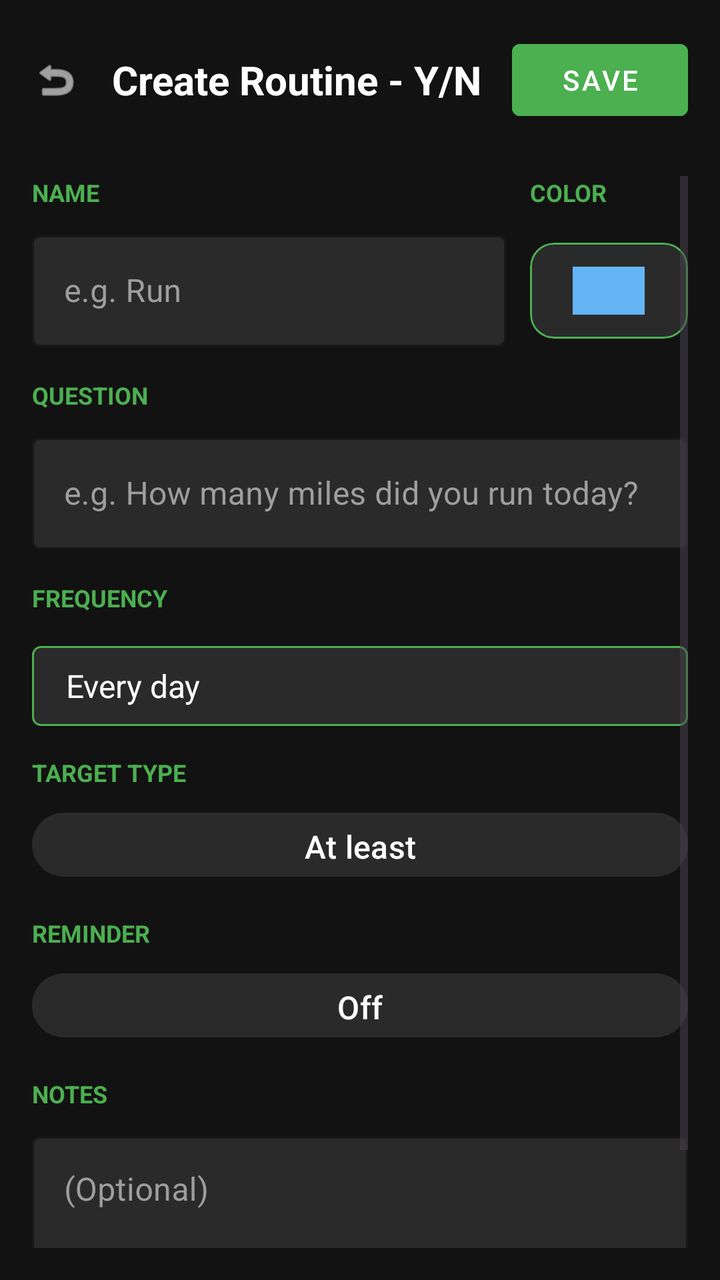
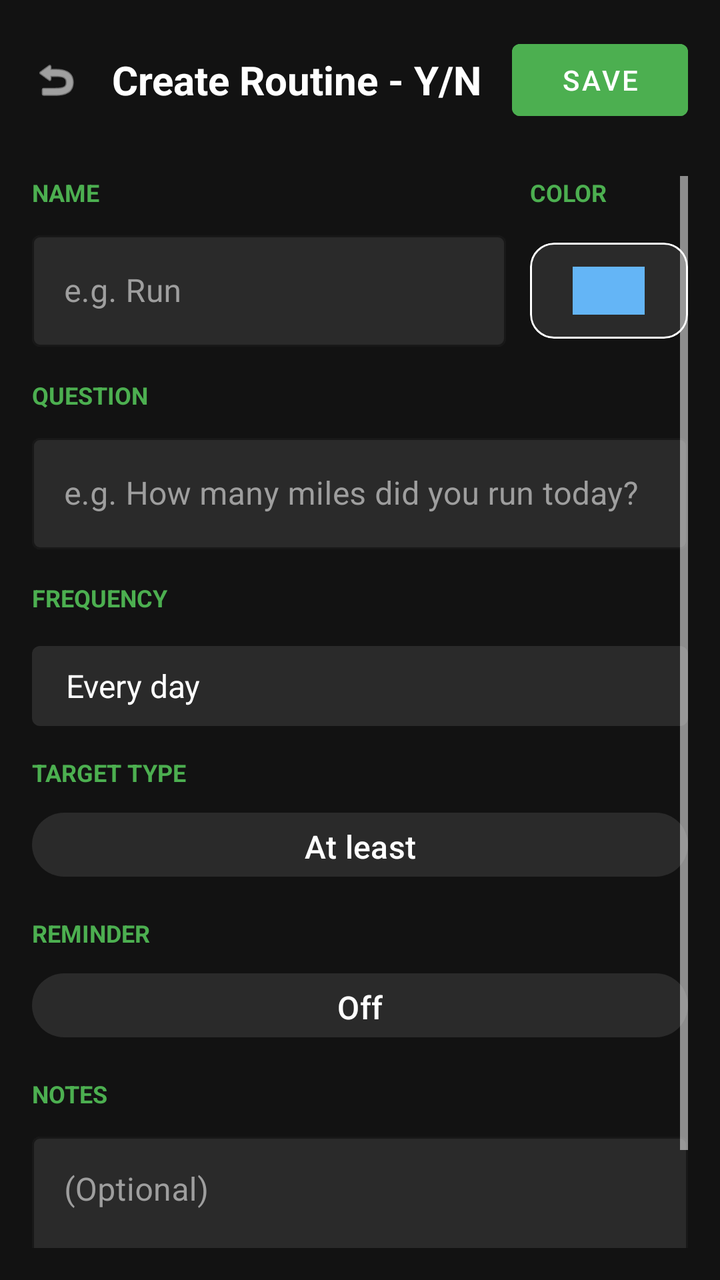

Two renders of the same Android screen: before a commit and after it. Below are the layout's source before the change and the commit's diff.
<!-- AndroidManifest.xml: application theme Theme.PBD3FinalCapstone -->
<!-- res/layout/activity_create_yesno.xml -->
<?xml version="1.0" encoding="utf-8"?>
<LinearLayout xmlns:android="http://schemas.android.com/apk/res/android"
    xmlns:app="http://schemas.android.com/apk/res-auto"
    android:layout_width="match_parent"
    android:layout_height="match_parent"
    android:background="#121212"
    android:orientation="vertical"
    android:padding="16dp">

    <LinearLayout
        android:layout_width="match_parent"
        android:layout_height="wrap_content"
        android:gravity="center_vertical"
        android:layout_marginBottom="24dp"
        android:orientation="horizontal">

        <ImageView
            android:id="@+id/btnBack"
            android:layout_width="24dp"
            android:layout_height="24dp"
            android:src="@android:drawable/ic_menu_revert"
            android:contentDescription="Back"
            app:tint="#FFFFFF" />

        <TextView
            android:layout_width="0dp"
            android:layout_height="wrap_content"
            android:layout_marginStart="16dp"
            android:layout_weight="1"
            android:text="Create Routine - Y/N"
            android:textColor="#FFFFFF"
            android:textSize="20sp"
            android:textStyle="bold" />

        <com.google.android.material.button.MaterialButton
            android:id="@+id/btnSave"
            style="@style/Widget.MaterialComponents.Button"
            android:layout_width="wrap_content"
            android:layout_height="wrap_content"
            android:backgroundTint="#4CAF50"
            android:text="SAVE"
            android:textColor="#FFFFFF" />
    </LinearLayout>

    <ScrollView
        android:layout_width="match_parent"
        android:layout_height="match_parent">

        <LinearLayout
            android:layout_width="match_parent"
            android:layout_height="wrap_content"
            android:orientation="vertical">

            
            <LinearLayout
                android:layout_width="match_parent"
                android:layout_height="wrap_content"
                android:layout_marginBottom="16dp"
                android:baselineAligned="false"
                android:orientation="horizontal">

                <LinearLayout
                    android:layout_width="0dp"
                    android:layout_height="wrap_content"
                    android:layout_marginEnd="12dp"
                    android:layout_weight="3"
                    android:orientation="vertical">

                    <TextView
                        android:layout_width="wrap_content"
                        android:layout_height="wrap_content"
                        android:layout_marginBottom="8dp"
                        android:text="NAME"
                        android:textColor="#4CAF50"
                        android:textSize="12sp"
                        android:textStyle="bold" />

                    <com.google.android.material.textfield.TextInputLayout
                        style="@style/Widget.MaterialComponents.TextInputLayout.OutlinedBox"
                        android:layout_width="match_parent"
                        android:layout_height="wrap_content"
                        app:boxStrokeColor="#4CAF50"
                        app:hintTextColor="#FFFFFF"
                        android:textColorHint="#9E9E9E"
                        app:boxBackgroundColor="#2A2A2A">

                        <com.google.android.material.textfield.TextInputEditText
                            android:id="@+id/inputName"
                            android:layout_width="match_parent"
                            android:layout_height="wrap_content"
                            android:hint="e.g. Run"
                            android:textColor="#FFFFFF"
                            android:textColorHint="#FFFFFF" />
                    </com.google.android.material.textfield.TextInputLayout>
                </LinearLayout>

                
                <LinearLayout
                    android:layout_width="0dp"
                    android:layout_height="wrap_content"
                    android:layout_weight="1"
                    android:orientation="vertical">

                    <TextView
                        android:layout_width="wrap_content"
                        android:layout_height="wrap_content"
                        android:layout_marginBottom="8dp"
                        android:text="COLOR"
                        android:textColor="#4CAF50"
                        android:textSize="12sp"
                        android:textStyle="bold" />

                    <com.google.android.material.card.MaterialCardView
                        android:layout_width="match_parent"
                        android:layout_height="wrap_content"
                        app:cardBackgroundColor="#2A2A2A"
                        app:cardElevation="0dp"
                        app:strokeColor="#4CAF50"
                        app:strokeWidth="1dp"
                        android:layout_marginTop="9dp">

                        <LinearLayout
                            android:layout_width="match_parent"
                            android:layout_height="wrap_content"
                            android:gravity="center"
                            android:orientation="vertical"
                            android:padding="12dp">

                            <View
                                android:id="@+id/colorPreview"
                                android:layout_width="36dp"
                                android:layout_height="24dp"
                                android:background="#64B5F6" />
                        </LinearLayout>
                    </com.google.android.material.card.MaterialCardView>
                </LinearLayout>
            </LinearLayout>

            
            <LinearLayout
                android:layout_width="match_parent"
                android:layout_height="wrap_content"
                android:layout_marginBottom="16dp"
                android:orientation="vertical">

                <TextView
                    android:layout_width="wrap_content"
                    android:layout_height="wrap_content"
                    android:layout_marginBottom="8dp"
                    android:text="QUESTION"
                    android:textColor="#4CAF50"
                    android:textSize="12sp"
                    android:textStyle="bold" />

                <com.google.android.material.textfield.TextInputLayout
                    style="@style/Widget.MaterialComponents.TextInputLayout.OutlinedBox"
                    android:layout_width="match_parent"
                    android:layout_height="wrap_content"
                    app:boxStrokeColor="#4CAF50"
                    android:textColorHint="#9E9E9E"
                    app:boxBackgroundColor="#2A2A2A">

                    <com.google.android.material.textfield.TextInputEditText
                        android:id="@+id/inputQuestion"
                        android:layout_width="match_parent"
                        android:layout_height="wrap_content"
                        android:hint="e.g. How many miles did you run today?"
                        android:textColor="#FFFFFF"
                        android:textColorHint="#FFFFFF" />
                </com.google.android.material.textfield.TextInputLayout>
            </LinearLayout>

            
            <TextView
                android:layout_width="wrap_content"
                android:layout_height="wrap_content"
                android:layout_marginBottom="8dp"
                android:text="FREQUENCY"
                android:textColor="#4CAF50"
                android:textSize="12sp"
                android:textStyle="bold" />

            <com.google.android.material.textfield.TextInputLayout
                style="@style/Widget.MaterialComponents.TextInputLayout.OutlinedBox"
                android:layout_width="match_parent"
                android:layout_height="wrap_content"
                app:boxStrokeColor="#4CAF50"
                android:textColorHint="#9E9E9E"
                app:boxBackgroundColor="#2A2A2A"
                android:paddingBottom="15dp">
                <TextView
                    android:id="@+id/btnFrequency"
                    android:layout_width="match_parent"
                    android:layout_height="40dp"
                    android:layout_marginTop="8dp"
                    android:background="@drawable/border_box"
                    android:gravity="center_vertical"
                    android:paddingStart="17dp"
                    android:paddingEnd="8dp"
                    android:text="Every day"
                    android:textColor="#FFFFFF"
                    android:textSize="16sp" />
            </com.google.android.material.textfield.TextInputLayout>


            
            <LinearLayout
                android:layout_width="match_parent"
                android:layout_height="wrap_content"
                android:layout_marginBottom="16dp"
                android:orientation="vertical">

                <TextView
                    android:layout_width="wrap_content"
                    android:layout_height="wrap_content"
                    android:layout_marginBottom="8dp"
                    android:text="TARGET TYPE"
                    android:textColor="#4CAF50"
                    android:textSize="12sp"
                    android:textStyle="bold" />

                <com.google.android.material.textfield.TextInputLayout
                    style="@style/Widget.MaterialComponents.TextInputLayout.OutlinedBox"
                    android:layout_width="match_parent"
                    android:layout_height="wrap_content"
                    app:boxStrokeColor="#4CAF50"
                    app:boxBackgroundColor="#2A2A2A">
                    
                    <com.google.android.material.button.MaterialButton
                        android:id="@+id/inputTargetType"
                        android:layout_width="match_parent"
                        android:layout_height="40dp"
                        android:inputType="none"
                        android:text="At least"
                        android:textSize="16sp"
                        android:textColor="#FFFFFF"
                        android:paddingStart="17dp"
                        android:paddingEnd="8dp"
                        app:strokeColor="#4CAF50"
                        app:backgroundTint="#2A2A2A"/>
                </com.google.android.material.textfield.TextInputLayout>
            </LinearLayout>

            
            <LinearLayout
                android:layout_width="match_parent"
                android:layout_height="wrap_content"
                android:layout_marginBottom="16dp"
                android:orientation="vertical">

                <TextView
                    android:layout_width="wrap_content"
                    android:layout_height="wrap_content"
                    android:layout_marginBottom="8dp"
                    android:text="REMINDER"
                    android:textColor="#4CAF50"
                    android:textSize="12sp"
                    android:textStyle="bold" />

                <com.google.android.material.textfield.TextInputLayout
                    style="@style/Widget.MaterialComponents.TextInputLayout.OutlinedBox"
                    android:layout_width="match_parent"
                    android:layout_height="wrap_content"
                    app:boxStrokeColor="#4CAF50"
                    app:boxBackgroundColor="#2A2A2A">

                    <com.google.android.material.button.MaterialButton
                        android:id="@+id/btnReminder"
                        android:layout_width="match_parent"
                        android:layout_height="40dp"
                        android:inputType="none"
                        android:text="Off"
                        android:textSize="16sp"
                        android:textColor="#FFFFFF"
                        app:strokeColor="#4CAF50"
                        app:backgroundTint="#2A2A2A"
                        android:paddingStart="17dp"
                        android:paddingEnd="8dp" />
                </com.google.android.material.textfield.TextInputLayout>
            </LinearLayout>

            
            <LinearLayout
                android:layout_width="match_parent"
                android:layout_height="wrap_content"
                android:layout_marginBottom="16dp"
                android:orientation="vertical">

                <TextView
                    android:layout_width="wrap_content"
                    android:layout_height="wrap_content"
                    android:layout_marginBottom="8dp"
                    android:text="NOTES"
                    android:textColor="#4CAF50"
                    android:textSize="12sp"
                    android:textStyle="bold" />

                <com.google.android.material.textfield.TextInputLayout
                    style="@style/Widget.MaterialComponents.TextInputLayout.OutlinedBox"
                    android:layout_width="match_parent"
                    android:layout_height="wrap_content"
                    app:boxBackgroundColor="#2A2A2A"
                    app:boxStrokeColor="#4CAF50"
                    android:textColorHint="#9E9E9E">

                    <com.google.android.material.textfield.TextInputEditText
                        android:id="@+id/inputNotes"
                        android:layout_width="match_parent"
                        android:layout_height="wrap_content"
                        android:gravity="top|start"
                        android:hint="(Optional)"
                        android:minLines="3"
                        android:textColor="#9E9E9E"
                        android:textColorHint="#9E9E9E" />
                </com.google.android.material.textfield.TextInputLayout>
            </LinearLayout>

        </LinearLayout>
    </ScrollView>
</LinearLayout>
<!-- resources referenced by this layout -->
<resources>
  <!-- drawable border_box (drawable) -->
  <?xml version="1.0" encoding="utf-8"?>
  <shape xmlns:android="http://schemas.android.com/apk/res/android">
      <stroke android:width="1dp" android:color="#4CAF50" />
      <solid android:color="#2A2A2A" />
      <corners android:radius="4dp" />
  </shape>
  <style name="Theme.PBD3FinalCapstone" parent="Base.Theme.PBD3FinalCapstone" />
  <style name="Base.Theme.PBD3FinalCapstone" parent="Theme.Material3.DayNight.NoActionBar">
          
          
      </style>
</resources>

<!-- the commit's change to res/layout/activity_create_yesno.xml (unified diff, before → after) -->
@@ -90,7 +90,9 @@
                             android:layout_height="wrap_content"
                             android:hint="e.g. Run"
                             android:textColor="#FFFFFF"
-                            android:textColorHint="#FFFFFF" />
+                            android:textColorHint="#FFFFFF"
+                            android:textCursorDrawable="@null"
+                            />
                     </com.google.android.material.textfield.TextInputLayout>
                 </LinearLayout>
 
@@ -115,7 +117,7 @@
                         android:layout_height="wrap_content"
                         app:cardBackgroundColor="#2A2A2A"
                         app:cardElevation="0dp"
-                        app:strokeColor="#4CAF50"
+                        app:strokeColor="#FFFFFF"
                         app:strokeWidth="1dp"
                         android:layout_marginTop="9dp">
 
@@ -166,7 +168,9 @@
                         android:layout_height="wrap_content"
                         android:hint="e.g. How many miles did you run today?"
                         android:textColor="#FFFFFF"
-                        android:textColorHint="#FFFFFF" />
+                        android:textColorHint="#FFFFFF"
+                        android:textCursorDrawable="@null"
+                        />
                 </com.google.android.material.textfield.TextInputLayout>
             </LinearLayout>
 
@@ -311,7 +315,9 @@
                         android:hint="(Optional)"
                         android:minLines="3"
                         android:textColor="#9E9E9E"
-                        android:textColorHint="#9E9E9E" />
+                        android:textColorHint="#9E9E9E"
+                        android:textCursorDrawable="@null"
+                        />
                 </com.google.android.material.textfield.TextInputLayout>
             </LinearLayout>
 
<!-- resource entries referenced after the edit -->
@@ -3,7 +3,6 @@
   <!-- drawable border_box (drawable) -->
   <?xml version="1.0" encoding="utf-8"?>
   <shape xmlns:android="http://schemas.android.com/apk/res/android">
-      <stroke android:width="1dp" android:color="#4CAF50" />
       <solid android:color="#2A2A2A" />
       <corners android:radius="4dp" />
   </shape>
@@ -11,6 +10,20 @@
   <style name="Base.Theme.PBD3FinalCapstone" parent="Theme.Material3.DayNight.NoActionBar">
           
           
+  
+          <item name="android:statusBarColor">#EC5454</item>
+          <item name="colorPrimary">#FFFFFF</item>
+          <item name="colorPrimaryVariant">#FFFFFF</item>
+          <item name="colorSecondary">#FFFFFF</item>
+          <item name="colorSecondaryVariant">#FFFFFF</item>
+          <item name="colorAccent">#FFFFFF</item>
+          <item name="android:colorControlActivated">#FFFFFF</item>
+          <item name="android:colorControlHighlight">#FFFFFF</item>
+          <item name="android:colorPrimary">#FFFFFF</item>
+          <item name="android:textColorPrimary">#FFFFFF</item>
+          <item name="android:textColorSecondary">#FFFFFF</item>
+          <item name="android:editTextColor">#FFFFFF</item>
+          <item name="android:textColorHint">#9E9E9E</item>
       </style>
 </resources>
 
